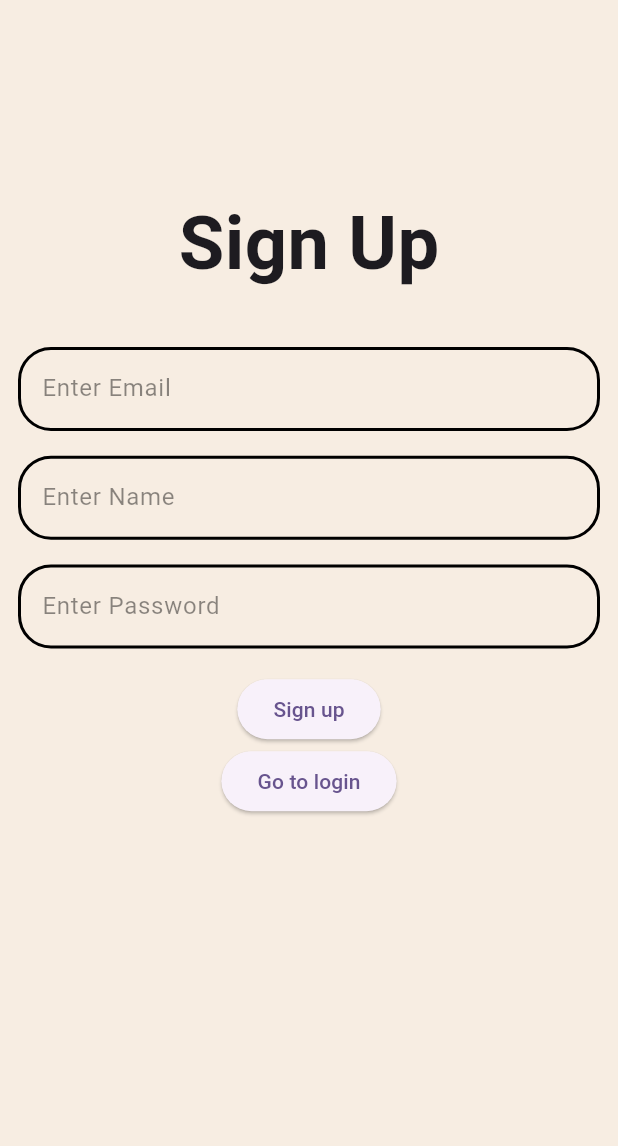
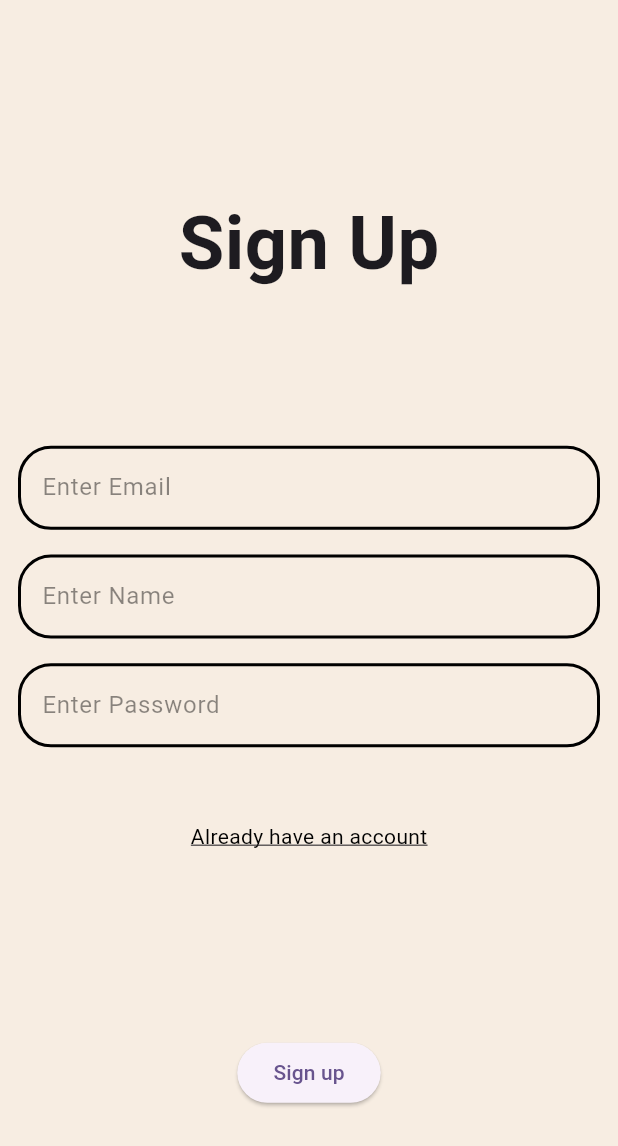
Before and after one commit to Hemant-05/Sandesh, a Flutter app: the screen it shows after launch, after a tap on "Start", on a phone screen of 412 x 824 dp. Shown: the top 1146 px of the screen. Run offline on Flutter 3.47's test engine with Material 3 defaults, Android fonts, the light colour scheme and no system bars; our stand-ins replace firebase_auth, firebase_core, google_sign_in, package_info_plus; missing offline and left inert: flutter_facebook_auth; accounts and stored records are empty; network calls fail.

Commit message:
ui improvement2

```diff
--- a/lib/Custom_item/Custom_widgets.dart
+++ b/lib/Custom_item/Custom_widgets.dart
@@ -3,6 +3,7 @@ import 'package:flutter/material.dart';
 void showSnackBar(BuildContext context, String text) {
   ScaffoldMessenger.of(context).showSnackBar(SnackBar(content: Text(text)));
 }
+
 
 Widget heightGap(double x) {
   return SizedBox(height: x);
@@ -14,12 +15,14 @@ Widget widthGap(double x) {
   );
 }
 
+
 Widget cusBoldText(String text, double size) {
   return Text(
     text,
     style: TextStyle(fontSize: size, fontWeight: FontWeight.bold),
   );
 }
+
 
 Widget cusTextField(String label, TextEditingController controller) {
   return TextField(
--- a/lib/Screens/SignUpScreen.dart
+++ b/lib/Screens/SignUpScreen.dart
@@ -1,4 +1,5 @@
 import 'package:firebase_auth/firebase_auth.dart';
+import 'package:flutter/gestures.dart';
 import 'package:flutter/material.dart';
 import 'package:sandesh/Custom_item/Custom_widgets.dart';
 import 'package:sandesh/Firebase_Services/Firebase_authMethod.dart';
@@ -45,33 +46,38 @@ class _SignUpScreenState extends State<SignUpScreen> {
           child: Column(
             mainAxisAlignment: MainAxisAlignment.center,
             children: [
-              heightGap(h*0.14),
+              heightGap(h * 0.14),
               cusBoldText("Sign Up", (h * .06)),
-              heightGap((h * 0.04)),
+              heightGap((h * 0.12)),
               cusTextField("Enter Email", emailcon),
               heightGap(h * .02),
               cusTextField('Enter Name', namecon),
               heightGap(h * .02),
               cusTextField('Enter Password', passcon),
-              heightGap(h * .02),
+              heightGap(h * .06),
+              InkWell(
+                onTap: () {
+                  Navigator.pushNamed(context, 'login');
+                },
+                child: Text(
+                  'Already have an account',
+                  style: TextStyle(
+                      color: Colors.black,
+                      decoration: TextDecoration.underline),
+                ),
+              ),
+              heightGap(h*0.15),
               ElevatedButton(
                 onPressed: () {
                   var email = emailcon.value.text;
                   var pass = passcon.value.text;
+                  print('\n $email \n $pass');
                   signUpUser(email, pass);
                 },
                 child: Text(
                   "Sign up",
-                  )),
-              ElevatedButton(
-                  onPressed: () {
-                    Navigator.push(
-                        context,
-                        MaterialPageRoute(
-                          builder: (context) => LogInScreen(),
-                        ));
-                  },
-                  child: Text("Go to login"))
+                ),
+              ),
             ],
           ),
         ),
--- a/lib/Screens/WelcomScreen.dart
+++ b/lib/Screens/WelcomScreen.dart
@@ -4,7 +4,7 @@ import 'package:sandesh/utils/Colors.dart';
 import 'package:sandesh/utils/TextAll.dart';
 import 'SignUpScreen.dart';
 
-class WelcomScreen extends StatefulWidget{
+class WelcomScreen extends StatefulWidget {
   const WelcomScreen({super.key});
 
   @override
@@ -24,29 +24,37 @@ class _WelcomScreenState extends State<WelcomScreen> {
         child: Column(
           mainAxisAlignment: MainAxisAlignment.center,
           children: [
-            SizedBox(height: (h * 0.05),),
-            Image.asset('assets/images/chat_icon2.png',width: (w * .55),height: (h * .3)),
-            SizedBox(height: (h * 0.03),),
+            SizedBox(
+              height: (h * 0.05),
+            ),
+            Image.asset('assets/images/chat_icon2.png',
+                width: (w * .55), height: (h * .3)),
+            SizedBox(
+              height: (h * 0.03),
+            ),
             Text("Welcom \n To \n Sandesh",
                 textAlign: TextAlign.center,
-                style: TextStyle(height: 1.1,fontSize: (h * 0.05), fontWeight: FontWeight.bold)),
+                style: TextStyle(
+                    height: 1.1,
+                    fontSize: (h * 0.05),
+                    fontWeight: FontWeight.bold)),
             SizedBox(
               height: (h * 0.02),
             ),
-            Text(
+            Padding(
+              padding: const EdgeInsets.symmetric(horizontal: 20),
+              child: Text(
                 welcome_txt,
                 textAlign: TextAlign.center,
                 style: TextStyle(fontSize: (h * 0.026)),
               ),
-            SizedBox(height: (h * 0.16),),
+            ),
+            SizedBox(
+              height: (h * 0.16),
+            ),
             ElevatedButton(
               onPressed: () {
-                  Navigator.push(
-                    context,
-                    MaterialPageRoute(
-                      builder: (context) => SignUpScreen(),
-                    ),
-                  );
+                Navigator.pushNamed(context, 'signup');
               },
               child: Padding(
                 padding: EdgeInsets.all(5),
--- a/lib/main.dart
+++ b/lib/main.dart
@@ -1,7 +1,9 @@
 import 'package:firebase_core/firebase_core.dart';
 import 'package:flutter/material.dart';
+import 'package:sandesh/Screens/LoginScreen.dart';
 import 'package:sandesh/Screens/SignUpScreen.dart';
 import 'package:sandesh/Screens/SpalshScreen.dart';
+import 'package:sandesh/Screens/WelcomScreen.dart';
 import 'package:sandesh/firebase_options.dart';
 
 void main() async{
@@ -25,6 +27,13 @@ class MyApp extends StatelessWidget {
         useMaterial3: true,
       ),
       home: SplashScreen(),
+      initialRoute: 'splash',
+      routes: {
+        'splash' : (context) => const SplashScreen(),
+        'welcome': (context) => const WelcomScreen(),
+        'signup' : (context) => const SignUpScreen(),
+        'login': (context) => const LogInScreen()
+      },
     );
   }
 }
--- a/pubspec.yaml
+++ b/pubspec.yaml
@@ -40,6 +40,7 @@ dependencies:
   google_sign_in: ^6.1.6
   flutter_facebook_auth: ^6.0.3
   package_info_plus: ^4.2.0
+  shared_preferences: ^2.2.2
 
 
 dev_dependencies:
```
Also changed, not shown: lib/Firebase_Services/Firebase_authMethod.dart (+34 -50 lines), lib/Screens/HomeScreen.dart (added, +17 -0 lines), lib/Screens/LoginScreen.dart (+21 -34 lines), pubspec.lock, 1 other file. Lines whose indentation alone changed are shown as unchanged.
